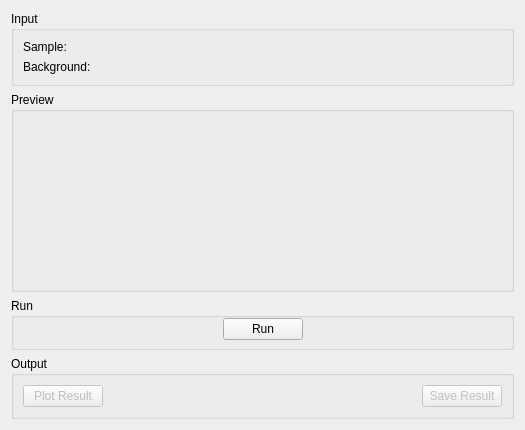
First picture: the form in qt/scientific_interfaces/Indirect/IndirectTransmission.ui, repository mantidproject/mantid, before the edit.
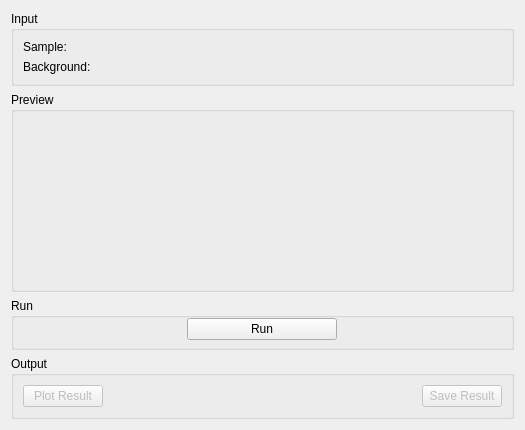
Second picture: the form after the edit. Custom widgets are drawn as their Qt base class.

What changed in the file:
```diff
--- a/qt/scientific_interfaces/Indirect/IndirectTransmission.ui
+++ b/qt/scientific_interfaces/Indirect/IndirectTransmission.ui
@@ -153,6 +153,18 @@
       </item>
       <item>
        <widget class="QPushButton" name="pbRun">
+        <property name="minimumSize">
+         <size>
+          <width>150</width>
+          <height>0</height>
+         </size>
+        </property>
+        <property name="maximumSize">
+         <size>
+          <width>180</width>
+          <height>16777215</height>
+         </size>
+        </property>
         <property name="text">
          <string>Run</string>
         </property>
```
